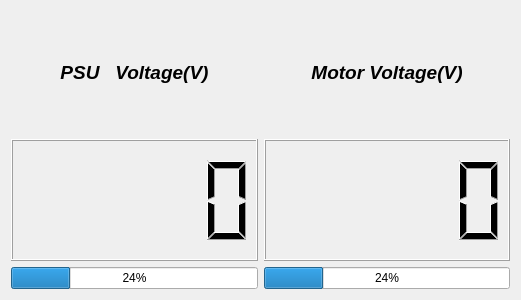
Old version of the form resources/BatteryWidget.ui in the repository pandora-auth-ros-pkg/pandora_rqt_gui.
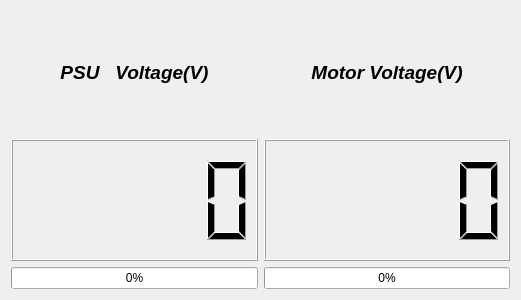
New version of the form.

Commit message: Changes in states and Buttons

What changed in the file:
```diff
--- a/resources/BatteryWidget.ui
+++ b/resources/BatteryWidget.ui
@@ -51,7 +51,7 @@
           </sizepolicy>
          </property>
          <property name="value">
-          <number>24</number>
+          <number>0</number>
          </property>
          <property name="textVisible">
           <bool>true</bool>
@@ -98,7 +98,7 @@
           </sizepolicy>
          </property>
          <property name="value">
-          <number>24</number>
+          <number>0</number>
          </property>
          <property name="textVisible">
           <bool>true</bool>
```
The commit also changes 4 other files.
